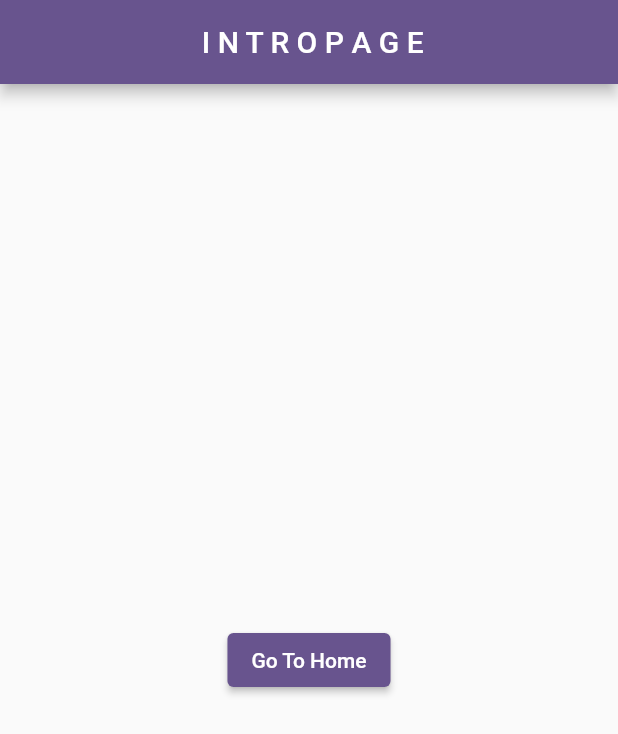
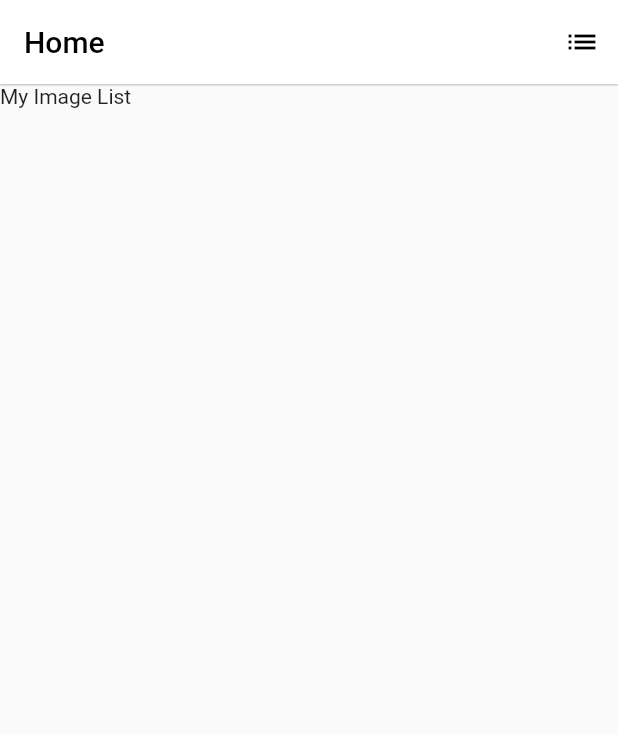
Before and after one commit to siraajul/task_one_codecamp, a Flutter app: the screen it shows after launch, on a phone screen of 412 x 824 dp. Shown: the top 734 px of the screen. Run offline on Flutter 3.47's test engine with Material 3 defaults, Android fonts, the phone set to English and light mode, and no system bars.

Commit message:
add more files

```diff
--- a/lib/home_page.dart
+++ b/lib/home_page.dart
@@ -13,6 +13,7 @@ class _HomePageState extends State<HomePage> {
     return Scaffold(
       appBar: AppBar(
         title: Text("H O M E P A G E"),
+        centerTitle: true,
       ),
     );
   }
--- /dev/null
+++ b/lib/image.dart
@@ -0,0 +1,30 @@
+import 'package:flutter/material.dart';
+
+class ImagePage extends StatelessWidget {
+  const ImagePage({super.key});
+
+  @override
+  Widget build(BuildContext context) {
+    return Scaffold(
+      appBar: AppBar(
+        title: const Text(
+          'Home',
+          style: TextStyle(color: Colors.black),
+        ),
+        backgroundColor: Colors.white,
+        elevation: 0.5,
+        actions: [
+          IconButton(
+              onPressed: () {},
+              icon: const Icon(
+                Icons.list,
+                color: Colors.black,
+              ))
+        ],
+      ),
+      body: const Column(
+        children: [Text('My Image List',style: TextStyle(),)],
+      ),
+    );
+  }
+}
--- a/lib/main.dart
+++ b/lib/main.dart
@@ -1,4 +1,5 @@
 import 'package:flutter/material.dart';
+import 'package:task_one_codecamp/image.dart';
 import 'package:task_one_codecamp/intro.dart';
 
 void main() {
@@ -17,7 +18,7 @@ class MyApp extends StatelessWidget {
         useMaterial3: false,
       ),
       debugShowCheckedModeBanner: false,
-      home: const IntroPage(),
+      home: const ImagePage(),
     );
   }
 }
```
